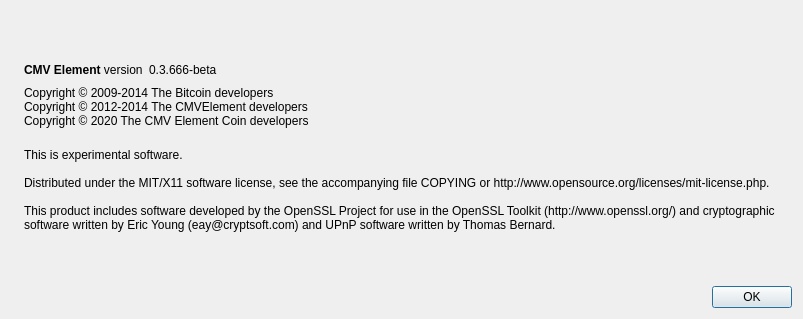
First picture: the form in src/qt/forms/aboutdialog.ui, repository freakcoderz/CMVElement, before the edit.
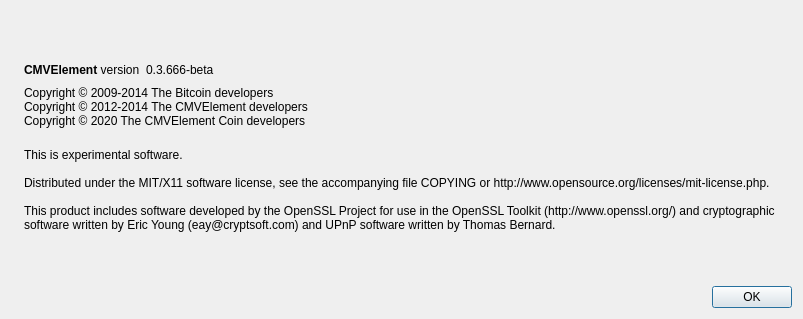
Second picture: the form after the edit. Icons and pictures are not drawn.

Patch:
```diff
--- a/src/qt/forms/aboutdialog.ui
+++ b/src/qt/forms/aboutdialog.ui
@@ -50,7 +50,7 @@
           <cursorShape>IBeamCursor</cursorShape>
          </property>
          <property name="text">
-          <string>&lt;b&gt;CMV Element&lt;/b&gt; version</string>
+          <string>&lt;b&gt;CMVElement&lt;/b&gt; version</string>
          </property>
          <property name="textInteractionFlags">
           <set>Qt::LinksAccessibleByMouse|Qt::TextSelectableByKeyboard|Qt::TextSelectableByMouse</set>
@@ -93,7 +93,7 @@
        <property name="text">
         <string>Copyright © 2009-2014 The Bitcoin developers
 Copyright © 2012-2014 The CMVElement developers
-Copyright © 2020 The CMV Element Coin developers</string>
+Copyright © 2020 The CMVElement Coin developers</string>
        </property>
        <property name="textInteractionFlags">
         <set>Qt::LinksAccessibleByMouse|Qt::TextSelectableByKeyboard|Qt::TextSelectableByMouse</set>
```
Left out of the diff: 2 changed lines with no effect on the pictures.
